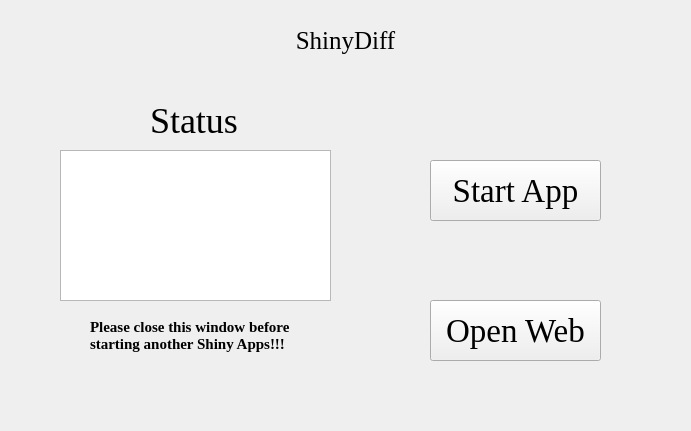
Qt form ShinyDiff.ui (hzaurzli/MicroWorldOmics) before a commit.
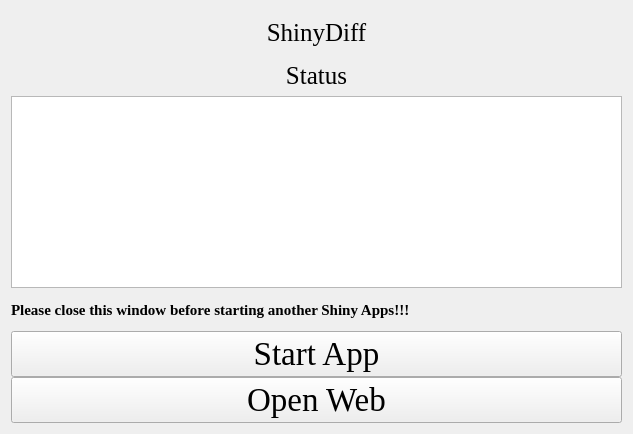
The same form after that commit. Icons and pictures are not drawn.

The edit to the form file:
```diff
--- a/ShinyDiff.ui
+++ b/ShinyDiff.ui
@@ -6,8 +6,8 @@
    <rect>
     <x>0</x>
     <y>0</y>
-    <width>691</width>
-    <height>431</height>
+    <width>633</width>
+    <height>434</height>
    </rect>
   </property>
   <property name="windowTitle">
@@ -16,28 +16,17 @@
   <property name="styleSheet">
    <string notr="true">background-image: url(D:/tools/Pycharm/pyqt/logo/backgroundpage.png)</string>
   </property>
-  <widget class="QTextBrowser" name="textBrowser">
-   <property name="geometry">
-    <rect>
-     <x>60</x>
-     <y>150</y>
-     <width>271</width>
-     <height>151</height>
-    </rect>
+  <layout class="QGridLayout" name="gridLayout_4">
+   <property name="verticalSpacing">
+    <number>0</number>
    </property>
-   <property name="styleSheet">
-    <string notr="true">background-image: url(D:/tools/Pycharm/pyqt/logo/white.png)</string>
-   </property>
-  </widget>
+   <item row="0" column="0">
+    <layout class="QGridLayout" name="gridLayout_5">
+     <property name="verticalSpacing">
+      <number>0</number>
+     </property>
+     <item row="0" column="0" colspan="3">
   <widget class="QLabel" name="label">
-   <property name="geometry">
-    <rect>
-     <x>230</x>
-     <y>20</y>
-     <width>231</width>
-     <height>41</height>
-    </rect>
-   </property>
    <property name="font">
     <font>
      <family>Times New Roman</family>
@@ -51,75 +40,32 @@
     <set>Qt::AlignCenter</set>
    </property>
   </widget>
-  <widget class="QLabel" name="label_2">
-   <property name="geometry">
-    <rect>
-     <x>150</x>
-     <y>100</y>
-     <width>101</width>
-     <height>41</height>
-    </rect>
-   </property>
+     </item>
+     <item row="3" column="0" colspan="3">
+      <widget class="QLabel" name="label_4">
    <property name="font">
     <font>
      <family>Times New Roman</family>
-     <pointsize>27</pointsize>
+         <pointsize>19</pointsize>
     </font>
    </property>
    <property name="text">
     <string>Status</string>
    </property>
    <property name="alignment">
-    <set>Qt::AlignLeading|Qt::AlignLeft|Qt::AlignVCenter</set>
-   </property>
-  </widget>
-  <widget class="QPushButton" name="pushButton">
-   <property name="geometry">
-    <rect>
-     <x>430</x>
-     <y>160</y>
-     <width>171</width>
-     <height>61</height>
-    </rect>
-   </property>
-   <property name="font">
-    <font>
-     <family>Times New Roman</family>
-     <pointsize>25</pointsize>
-    </font>
-   </property>
-   <property name="text">
-    <string>Start App</string>
-   </property>
-  </widget>
-  <widget class="QPushButton" name="pushButton_2">
-   <property name="geometry">
-    <rect>
-     <x>430</x>
-     <y>300</y>
-     <width>171</width>
-     <height>61</height>
-    </rect>
-   </property>
-   <property name="font">
-    <font>
-     <family>Times New Roman</family>
-     <pointsize>25</pointsize>
-    </font>
-   </property>
-   <property name="text">
-    <string>Open Web</string>
-   </property>
-  </widget>
+        <set>Qt::AlignCenter</set>
+       </property>
+      </widget>
+     </item>
+     <item row="5" column="0" rowspan="2" colspan="3">
+      <widget class="QTextBrowser" name="textBrowser">
+       <property name="styleSheet">
+        <string notr="true">background-image: url(D:/Documents/Desktop/white.png)</string>
+       </property>
+      </widget>
+     </item>
+     <item row="7" column="0" colspan="3">
   <widget class="QLabel" name="label_3">
-   <property name="geometry">
-    <rect>
-     <x>90</x>
-     <y>310</y>
-     <width>211</width>
-     <height>51</height>
-    </rect>
-   </property>
    <property name="font">
     <font>
      <family>Times New Roman</family>
@@ -129,10 +75,39 @@
     </font>
    </property>
    <property name="text">
-    <string>Please close this window before
-starting another Shiny Apps!!!</string>
-   </property>
-  </widget>
+        <string>Please close this window before starting another Shiny Apps!!!</string>
+       </property>
+      </widget>
+     </item>
+     <item row="8" column="0" colspan="3">
+      <widget class="QPushButton" name="pushButton">
+       <property name="font">
+        <font>
+         <family>Times New Roman</family>
+         <pointsize>25</pointsize>
+        </font>
+       </property>
+       <property name="text">
+        <string>Start App</string>
+       </property>
+      </widget>
+     </item>
+     <item row="9" column="0" colspan="3">
+      <widget class="QPushButton" name="pushButton_2">
+       <property name="font">
+        <font>
+         <family>Times New Roman</family>
+         <pointsize>25</pointsize>
+        </font>
+       </property>
+       <property name="text">
+        <string>Open Web</string>
+       </property>
+      </widget>
+     </item>
+    </layout>
+   </item>
+  </layout>
  </widget>
  <resources/>
  <connections/>
```
Left out of the diff: 2 changed lines with no effect on the pictures. Lines whose indentation alone changed are shown as unchanged.
